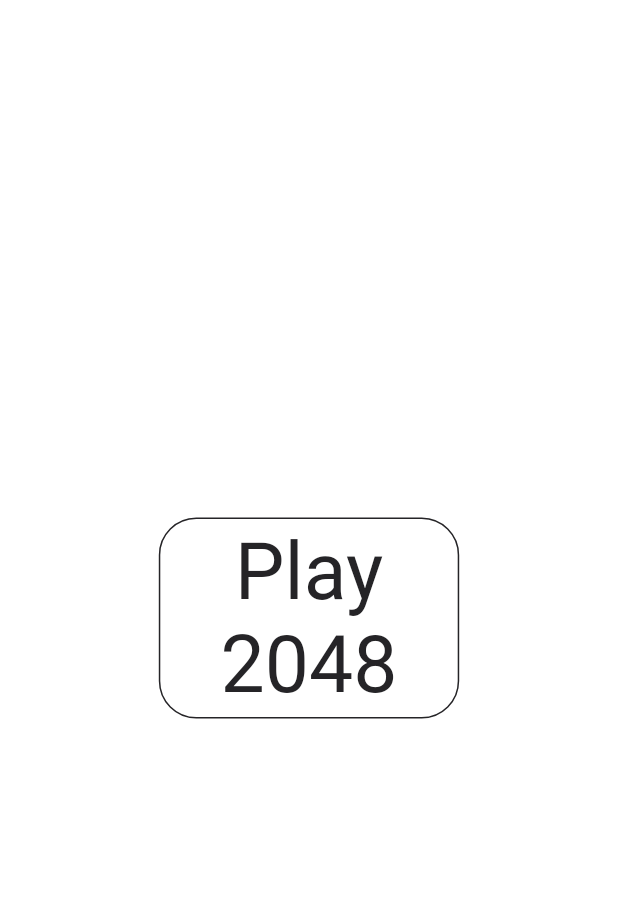
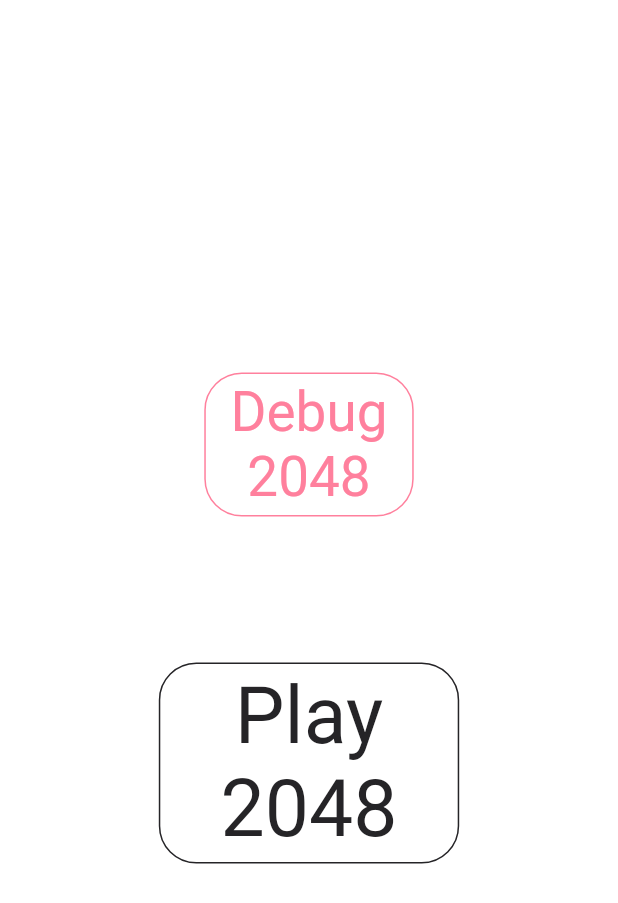
Before and after one commit to include9it/flutter_mini_games, a Flutter app: the screen it shows after launch, on a phone screen of 412 x 824 dp. Shown: the top 903 px of the screen. Run offline on Flutter 3.47's test engine with Material 2 defaults, Android fonts, the phone set to English and light mode, and no system bars; our stand-ins replace bloc, flutter_bloc, freezed_annotation, logger.

Commit message:
added switch between debug and normal screen added score display code refactor

```diff
--- a/lib/screen_modules/home_screen/home_screen.dart
+++ b/lib/screen_modules/home_screen/home_screen.dart
@@ -1,4 +1,5 @@
 import 'package:flutter/material.dart';
+import 'package:flutter_mini_games/config/visual.dart';
 import 'package:flutter_mini_games/services/navigation/navigation_manager.dart';
 import 'package:flutter_mini_games/widgets/game_2048_widget/buttons/play_control_button.dart';
 import 'package:flutter_mini_games/widgets/play_scaffold/play_scaffold.dart';
@@ -25,6 +26,15 @@ class HomeScreen extends StatelessWidget {
             mainAxisAlignment: MainAxisAlignment.center,
             children: [
               PlayControlButton(
+                color: theme.magentaColor,
+                size: 122,
+                onTap: () => _navigationManager.to2048home(debug: true),
+                value: 'Debug 2048',
+              ),
+              SizedBox(
+                height: relativeToDesignPixels(85),
+              ),
+              PlayControlButton(
                 color: theme.primaryOnLightColor,
                 size: 175,
                 onTap: () => _navigationManager.to2048home(),
--- a/lib/screen_modules/merge_screen/merge_screen.dart
+++ b/lib/screen_modules/merge_screen/merge_screen.dart
@@ -5,14 +5,17 @@ import 'package:flutter_mini_games/screen_modules/play_screen/play_screen.dart';
 import 'package:flutter_mini_games/widgets/play_scaffold/play_scaffold.dart';
 
 class MergeScreen extends StatelessWidget {
-  const MergeScreen({Key? key}) : super(key: key);
+  final bool debug;
+
+  const MergeScreen({Key? key, this.debug = false}) : super(key: key);
 
   @override
   Widget build(BuildContext context) {
     return PlayScaffold(builder: (theme) {
       return BlocProvider(
         create: (context) => MergeScreenCubit(),
-        child: Flex(
+        child: !debug
+            ? Flex(
                 direction: Axis.vertical,
                 children: [
                   Flexible(
@@ -29,7 +32,8 @@ class MergeScreen extends StatelessWidget {
                     child: Container(),
                   ),
                 ],
-        ),
+              )
+            : PlayScreen(debug: debug),
       );
     });
   }
--- a/lib/services/navigation/navigation_manager.dart
+++ b/lib/services/navigation/navigation_manager.dart
@@ -33,11 +33,11 @@ class NavigationManager {
         ));
   }
 
-  Future<void> to2048home() async {
+  Future<void> to2048home({bool debug = false}) async {
     Navigator.push(
         _context,
         MaterialPageRoute(
-          builder: (_) => const MergeScreen(),
+          builder: (_) => MergeScreen(debug: debug),
         ));
   }
 }
--- a/lib/widgets/game_2048_widget/widgets/merge_debug_app_bar.dart
+++ b/lib/widgets/game_2048_widget/widgets/merge_debug_app_bar.dart
@@ -54,6 +54,10 @@ class MergeDebugAppBar extends StatelessWidget {
               height: relativeToDesignPixels(20),
             ),
             const PlayControlButtons(),
+            Text(
+              '-> ${state.currentScore.toString()} <-',
+              style: const TextStyle(fontSize: 24),
+            ),
           ],
         );
       },
```
Also changed, not shown: lib/screen_modules/play_screen/play_screen.dart (+30 -1 lines). Lines whose indentation alone changed are shown as unchanged.
